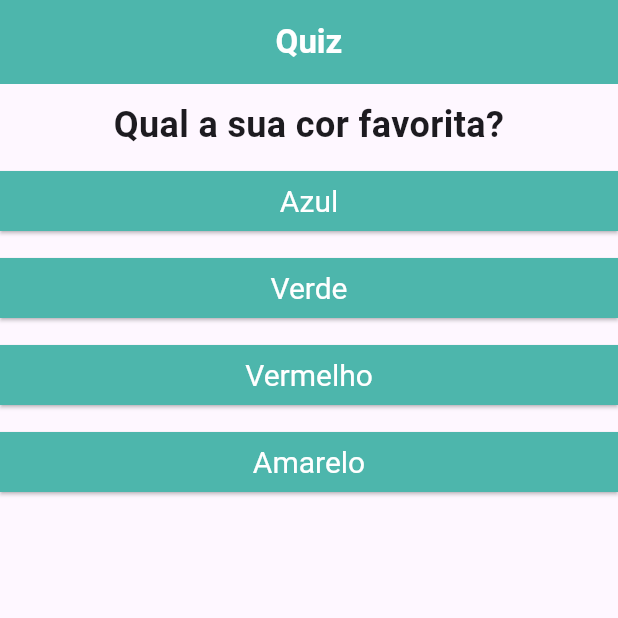
After one commit to mateusalmeiida/quiz-flutter, a Flutter app: the screen it shows after launch, on a phone screen of 412 x 824 dp, the top half of it. The commit adds this screen. Run offline on Flutter 3.47's test engine with Material 3 defaults, Android fonts, the phone set to English and light mode, and no system bars.

Commit message:
Refactor: Criação da classe Questionario;

```diff
--- a/lib/main.dart
+++ b/lib/main.dart
@@ -1,6 +1,5 @@
 import 'package:flutter/material.dart';
-import './questao.dart';
-import './resposta.dart';
+import './questionario.dart';
 import './resultado.dart';
 
 void main() {
@@ -44,14 +43,6 @@ class _PerguntaAppState extends State<PerguntaApp> {
 
   @override
   Widget build(BuildContext context) {
-    List<String> respostas = temPerguntaSelecionada
-        ? _questionario[_perguntaSelecionada].cast()['respostas']
-        : [];
-
-    List<Widget> componentes = respostas.map((t) {
-      return Resposta(t, _responder);
-    }).toList();
-
     return MaterialApp(
       home: Scaffold(
           appBar: AppBar(
@@ -64,15 +55,11 @@ class _PerguntaAppState extends State<PerguntaApp> {
             backgroundColor: Colors.teal[300],
           ),
           body: temPerguntaSelecionada
-              ? Container(
-                  margin: EdgeInsets.fromLTRB(0, 10, 0, 0),
-                  child: Column(
-                    children: [
-                      Questao(_questionario[_perguntaSelecionada]['pergunta']
-                          .toString()),
-                      ...componentes,
-                    ],
-                  ),
+              ? Questionario(
+                  temPerguntaSelecionada: temPerguntaSelecionada,
+                  questionario: _questionario,
+                  perguntaSelecionada: _perguntaSelecionada,
+                  responder: _responder,
                 )
               : Resultado()),
     );
--- /dev/null
+++ b/lib/questionario.dart
@@ -0,0 +1,38 @@
+import 'package:flutter/material.dart';
+import 'package:quiz/questao.dart';
+import 'package:quiz/resposta.dart';
+
+class Questionario extends StatelessWidget {
+  final List<Map<String, Object>> questionario;
+  final int perguntaSelecionada;
+  final void Function() responder;
+  final bool temPerguntaSelecionada;
+
+  const Questionario({
+    required this.temPerguntaSelecionada,
+    required this.questionario,
+    required this.perguntaSelecionada,
+    required this.responder,
+    super.key,
+  });
+
+  @override
+  Widget build(BuildContext context) {
+    List<String> respostas = temPerguntaSelecionada
+        ? questionario[perguntaSelecionada].cast()['respostas']
+        : [];
+
+    List<Widget> componentes = respostas.map((t) {
+      return Resposta(t, responder);
+    }).toList();
+
+    return Container(
+        margin: EdgeInsets.fromLTRB(0, 10, 0, 0),
+        child: Column(
+          children: [
+            Questao(questionario[perguntaSelecionada]['pergunta'].toString()),
+            ...componentes,
+          ],
+        ));
+  }
+}
```
